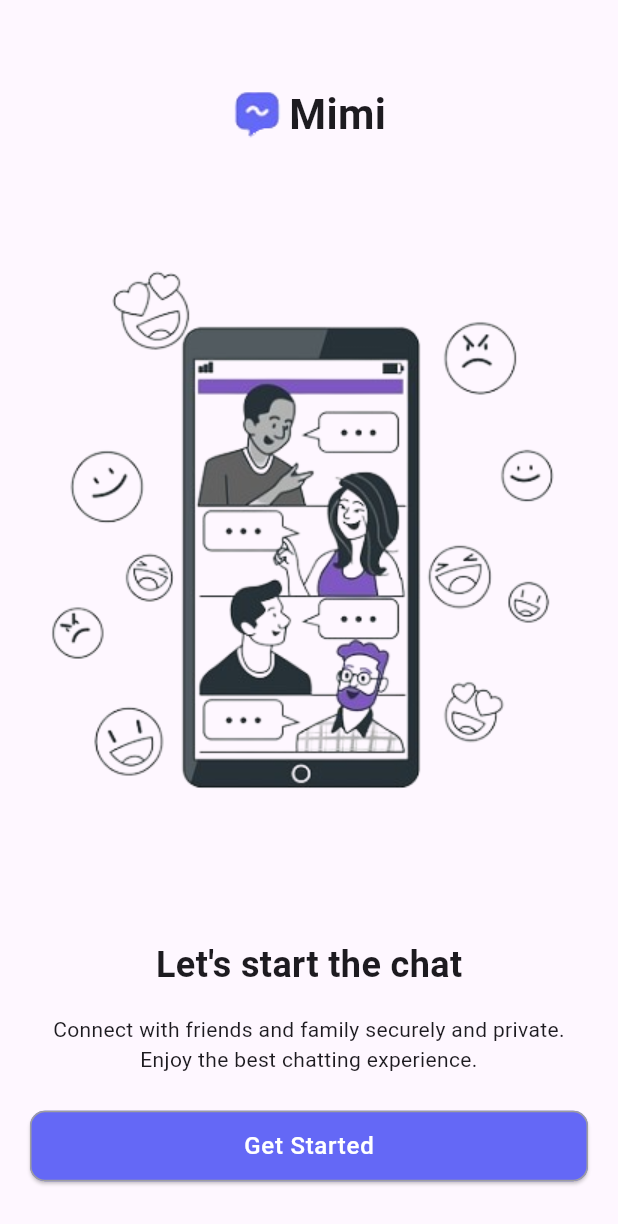
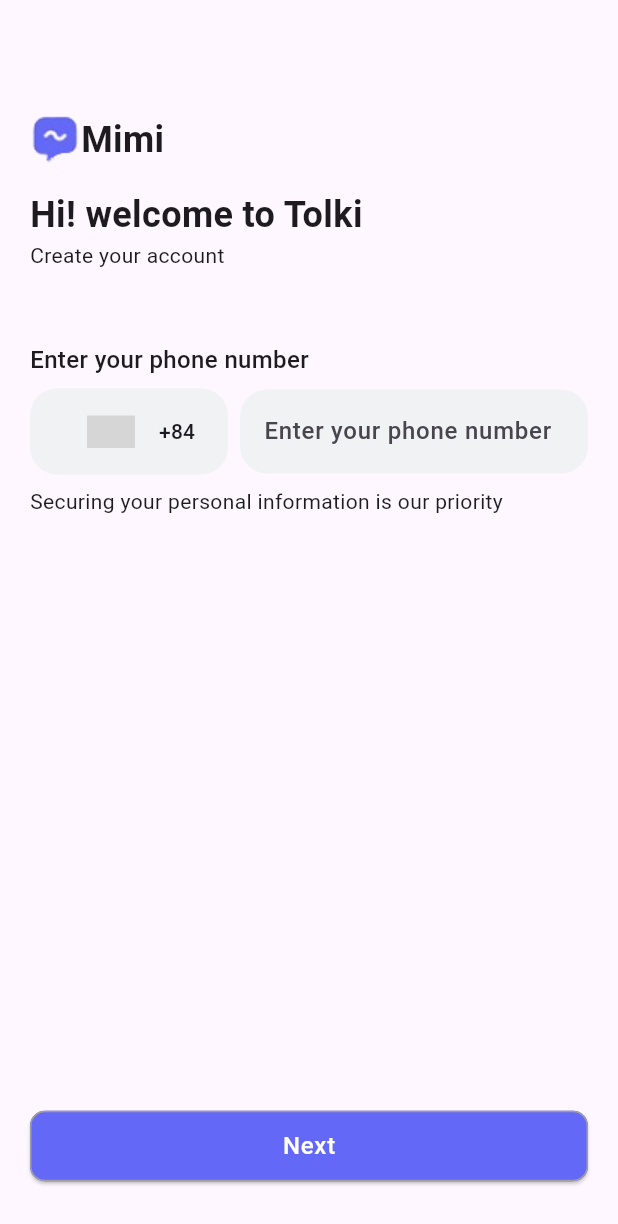
Before and after one commit to ninehcobra/chat_app, a Flutter app: the screen it shows after launch, after a tap on "Get Started", on a phone screen of 412 x 824 dp. Shown: the top 1224 px of the screen. Run offline on Flutter 3.47's test engine with Material 3 defaults, Android fonts, the phone set to English and light mode, and no system bars; drawn by our look-alikes of country_code_picker; grey boxes are pictures that could not be loaded.

Commit message:
feat: add login screen

```diff
--- a/lib/main.dart
+++ b/lib/main.dart
@@ -15,7 +15,7 @@ class MyApp extends StatelessWidget {
       title: "Chat App",
       debugShowCheckedModeBanner: false,
       onGenerateRoute: AppRouter.generateRouter,
-      initialRoute: RouterConstants.login,
+      initialRoute: RouterConstants.onboarding,
     );
   }
 }
--- a/lib/src/common/constants/router.dart
+++ b/lib/src/common/constants/router.dart
@@ -1,3 +1,5 @@
 class RouterConstants {
   static const String login = '/login';
+  static const String onboarding = '/onboarding';
+  static const String otp = '/otp';
 }
--- a/lib/src/core/configs/router/router.dart
+++ b/lib/src/core/configs/router/router.dart
@@ -1,12 +1,19 @@
+import 'package:chat_app/src/common/constants/router.dart';
+import 'package:chat_app/src/presentation/auth/screens/login.dart';
 import 'package:chat_app/src/presentation/auth/screens/onboarding.dart';
+import 'package:chat_app/src/presentation/auth/screens/otp.dart';
 import 'package:flutter/material.dart';
 
 class AppRouter {
   static MaterialPageRoute generateRouter(RouteSettings settings) {
     switch (settings.name) {
-      case '/login':
+      case RouterConstants.login:
+        return MaterialPageRoute(builder: (context) => const LoginScreen());
+      case RouterConstants.onboarding:
         return MaterialPageRoute(
             builder: (context) => const OnBoardingScreen());
+      case RouterConstants.otp:
+        return MaterialPageRoute(builder: (context) => const OtpScreen());
       default:
         return MaterialPageRoute(
             builder: (context) => const OnBoardingScreen());
--- /dev/null
+++ b/lib/src/presentation/auth/screens/login.dart
@@ -0,0 +1,104 @@
+import 'package:chat_app/src/common/constants/router.dart';
+import 'package:chat_app/src/common/widgets/custom_button.dart';
+import 'package:chat_app/src/core/configs/assets/images.dart';
+import 'package:country_code_picker/country_code_picker.dart';
+import 'package:flutter/material.dart';
+
+class LoginScreen extends StatelessWidget {
+  const LoginScreen({super.key});
+
+  @override
+  Widget build(BuildContext context) {
+    return Scaffold(
+        appBar: AppBar(
+          automaticallyImplyLeading: false,
+        ),
+        body: Container(
+          padding: const EdgeInsets.all(20),
+          child: Column(
+            mainAxisAlignment: MainAxisAlignment.spaceBetween,
+            children: [
+              Column(
+                crossAxisAlignment: CrossAxisAlignment.start,
+                children: [
+                  Row(
+                    crossAxisAlignment: CrossAxisAlignment.start,
+                    children: [
+                      Image.asset(AppImages.logo),
+                      const Text(
+                        'Mimi',
+                        style: TextStyle(
+                            fontSize: 24, fontWeight: FontWeight.bold),
+                      )
+                    ],
+                  ),
+                  Container(
+                    margin: const EdgeInsets.only(top: 16),
+                    child: const Text(
+                      'Hi! welcome to Tolki',
+                      style:
+                          TextStyle(fontSize: 24, fontWeight: FontWeight.bold),
+                    ),
+                  ),
+                  const Text("Create your account"),
+                  const SizedBox(
+                    height: 48,
+                  ),
+                  const Text(
+                    "Enter your phone number",
+                    style: TextStyle(fontSize: 16, fontWeight: FontWeight.w500),
+                  ),
+                  Container(
+                    margin: const EdgeInsets.symmetric(vertical: 8),
+                    child: Row(
+                      children: [
+                        Container(
+                          padding: const EdgeInsets.all(2),
+                          margin: const EdgeInsets.only(right: 8),
+                          decoration: BoxDecoration(
+                            color: const Color(0xFFF1F2F4),
+                            borderRadius: BorderRadius.circular(18),
+                          ),
+                          child: const CountryCodePicker(
+                            initialSelection: "vn",
+                            enabled: false,
+                          ),
+                        ),
+                        Expanded(
+                          child: TextField(
+                            decoration: InputDecoration(
+                              filled: true,
+                              fillColor: const Color(0xFFF1F2F4),
+                              hintText: "Enter your phone number",
+                              hintStyle: const TextStyle(
+                                  fontSize: 16, fontWeight: FontWeight.w500),
+                              border: OutlineInputBorder(
+                                borderRadius: BorderRadius.circular(18),
+                                borderSide: BorderSide.none,
+                              ),
+                            ),
+                          ),
+                        )
+                      ],
+                    ),
+                  ),
+                  const Text(
+                      "Securing your personal information is our priority"),
+                ],
+              ),
+              Container(
+                margin: const EdgeInsets.only(bottom: 16),
+                child: CustomButton(
+                  onPressed: () {
+                    Navigator.pushNamed(context, RouterConstants.otp);
+                  },
+                  title: "Next",
+                  backgroundColor: const Color(0xFF6468F6),
+                  textColor: Colors.white,
+                ),
+              )
+            ],
+          ),
+        ));
+  }
+}
--- a/lib/src/presentation/auth/screens/onboarding.dart
+++ b/lib/src/presentation/auth/screens/onboarding.dart
@@ -1,3 +1,4 @@
+import 'package:chat_app/src/common/constants/router.dart';
 import 'package:chat_app/src/common/widgets/custom_button.dart';
 import 'package:chat_app/src/core/configs/assets/images.dart';
 import 'package:flutter/material.dart';
@@ -56,9 +57,12 @@ class _OnBoardingScreenState extends State<OnBoardingScreen> {
                     ),
                     Container(
                       margin: const EdgeInsets.only(bottom: 16, top: 8),
-                      child: const CustomButton(
+                      child: CustomButton(
+                        onPressed: () {
+                          Navigator.pushNamed(context, RouterConstants.login);
+                        },
                         title: "Get Started",
-                        backgroundColor: Color(0xFF6468F6),
+                        backgroundColor: const Color(0xFF6468F6),
                         textColor: Colors.white,
                       ),
                     )
--- /dev/null
+++ b/lib/src/presentation/auth/screens/otp.dart
@@ -0,0 +1,10 @@
+import 'package:flutter/material.dart';
+
+class OtpScreen extends StatelessWidget {
+  const OtpScreen({super.key});
+
+  @override
+  Widget build(BuildContext context) {
+    return const Placeholder();
+  }
+}
```
